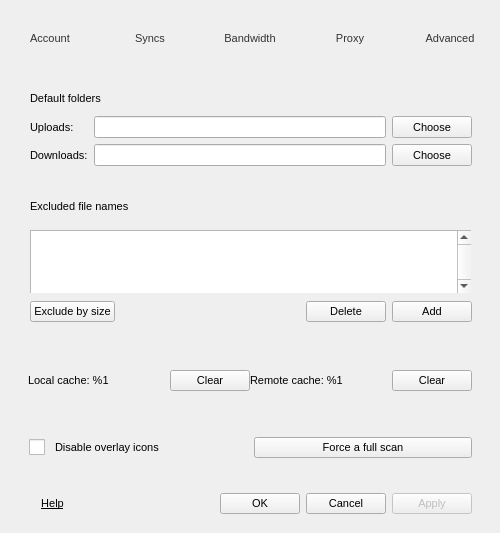
The window that Source/MEGASync/gui/linux/SettingsDialog.ui (meganz/MEGAsync) describes before a commit, drawn with Qt 5.
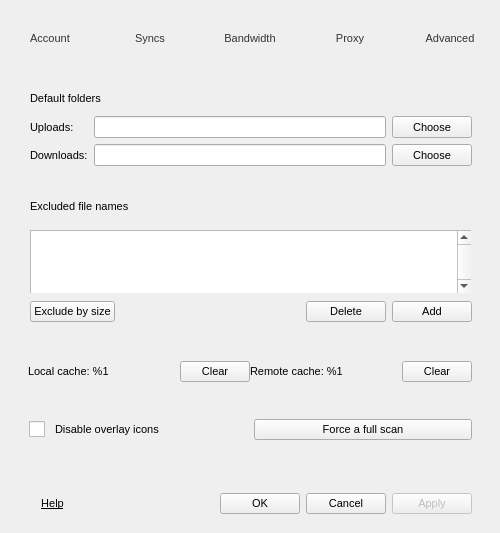
The same window after the commit. Icons and pictures are not drawn.

What changed in the file:
```diff
--- a/Source/MEGASync/gui/linux/SettingsDialog.ui
+++ b/Source/MEGASync/gui/linux/SettingsDialog.ui
@@ -2851,13 +2851,13 @@
            <number>27</number>
           </property>
           <property name="topMargin">
-           <number>9</number>
+           <number>0</number>
           </property>
           <property name="rightMargin">
            <number>23</number>
           </property>
           <property name="bottomMargin">
-           <number>9</number>
+           <number>0</number>
           </property>
           <item>
            <widget class="QWidget" name="wLocalCache" native="true">
@@ -2900,7 +2900,7 @@
                </property>
                <property name="sizeHint" stdset="0">
                 <size>
-                 <width>37</width>
+                 <width>0</width>
                  <height>13</height>
                 </size>
                </property>
@@ -2920,6 +2920,12 @@
                  <height>0</height>
                 </size>
                </property>
+               <property name="maximumSize">
+                <size>
+                 <width>70</width>
+                 <height>16777215</height>
+                </size>
+               </property>
                <property name="text">
                 <string>Clear</string>
                </property>
@@ -2951,6 +2957,9 @@
                <property name="text">
                 <string>Remote cache: %1</string>
                </property>
+               <property name="margin">
+                <number>10</number>
+               </property>
               </widget>
              </item>
              <item>
@@ -2960,7 +2969,7 @@
                </property>
                <property name="sizeHint" stdset="0">
                 <size>
-                 <width>37</width>
+                 <width>0</width>
                  <height>20</height>
                 </size>
                </property>
@@ -2968,6 +2977,18 @@
              </item>
              <item>
               <widget class="QPushButton" name="bClearRemoteCache">
+               <property name="minimumSize">
+                <size>
+                 <width>0</width>
+                 <height>0</height>
+                </size>
+               </property>
+               <property name="maximumSize">
+                <size>
+                 <width>70</width>
+                 <height>16777215</height>
+                </size>
+               </property>
                <property name="text">
                 <string>Clear</string>
                </property>
```
Left out of the diff: 2 changed lines with no effect on the pictures.
